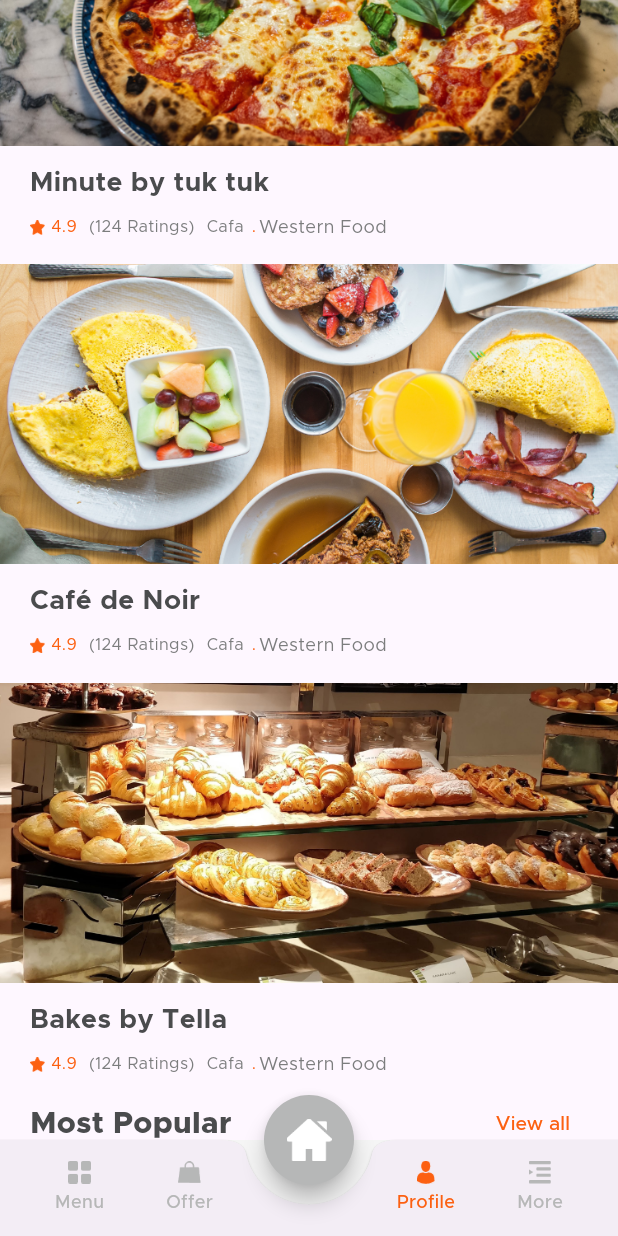
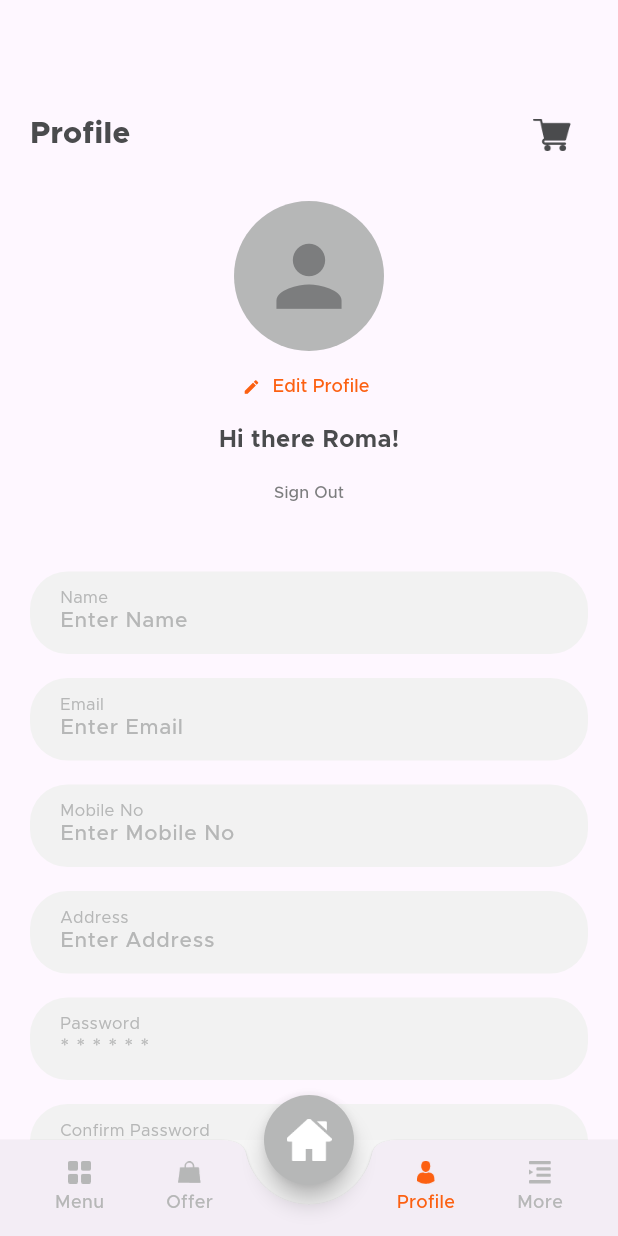
Before and after one commit to Newtr/Kursach, a Flutter app: the MainTabView screen opened directly, scrolled down 576 dp, after a tap on "Profile", on a phone screen of 412 x 824 dp. Run offline on Flutter 3.47's test engine with Material 3 defaults, Android fonts, the light colour scheme and no system bars; our stand-ins replace flutter_rating_bar, image_picker; missing offline and left inert: otp_pin_field.

Commit message:
8 video GOTOVO

```diff
--- a/kursach/lib/view/main_tabview/main_tabview.dart
+++ b/kursach/lib/view/main_tabview/main_tabview.dart
@@ -4,6 +4,7 @@ import 'package:kursach/common_widget/tab_button.dart';
 import 'package:kursach/view/home/home_view.dart';
 import 'package:kursach/view/menu/menu_view.dart';
 import 'package:kursach/view/offer/offer_view.dart';
+import 'package:kursach/view/profile/profile_view.dart';
 
 class MainTabView extends StatefulWidget {
   const MainTabView({super.key});
@@ -93,7 +94,7 @@ class _MainTabViewState extends State<MainTabView> {
                     onTap: () {
                       if (selctTab != 3) {
                         selctTab = 3;
-                        //selectPageView = const ProfileView();
+                        selectPageView = const ProfileView();
                       }
                       if (mounted) {
                         setState(() {});
--- /dev/null
+++ b/kursach/lib/view/profile/profile_view.dart
@@ -0,0 +1,191 @@
+import 'dart:io';
+
+import 'package:flutter/material.dart';
+import 'package:image_picker/image_picker.dart';
+import 'package:kursach/common_widget/round_button.dart';
+
+import '../../common/color_extension.dart';
+import '../../common_widget/round_textfield.dart';
+import '../more/my_order_view.dart';
+
+class ProfileView extends StatefulWidget {
+  const ProfileView({super.key});
+
+  @override
+  State<ProfileView> createState() => _ProfileViewState();
+}
+
+class _ProfileViewState extends State<ProfileView> {
+  final ImagePicker picker = ImagePicker();
+  XFile? image;
+
+  TextEditingController txtName = TextEditingController();
+  TextEditingController txtEmail = TextEditingController();
+  TextEditingController txtMobile = TextEditingController();
+  TextEditingController txtAddress = TextEditingController();
+  TextEditingController txtPassword = TextEditingController();
+  TextEditingController txtConfirmPassword = TextEditingController();
+
+  @override
+  Widget build(BuildContext context) {
+    return Scaffold(
+        body: SingleChildScrollView(
+      child: Padding(
+        padding: const EdgeInsets.symmetric(vertical: 20),
+        child: Column(crossAxisAlignment: CrossAxisAlignment.center, children: [
+          const SizedBox(
+            height: 46,
+          ),
+          Padding(
+            padding: const EdgeInsets.symmetric(horizontal: 20),
+            child: Row(
+              mainAxisAlignment: MainAxisAlignment.spaceBetween,
+              children: [
+                Text(
+                  "Profile",
+                  style: TextStyle(
+                      color: TColor.primaryText,
+                      fontSize: 20,
+                      fontWeight: FontWeight.w800),
+                ),
+                IconButton(
+                  onPressed: () {
+                    Navigator.push(
+                        context,
+                        MaterialPageRoute(
+                            builder: (context) => const MyOrderView()));
+                  },
+                  icon: Image.asset(
+                    "assets/img/shopping_cart.png",
+                    width: 25,
+                    height: 25,
+                  ),
+                ),
+              ],
+            ),
+          ),
+          const SizedBox(
+            height: 20,
+          ),
+          Container(
+            width: 100,
+            height: 100,
+            decoration: BoxDecoration(
+              color: TColor.placeholder,
+              borderRadius: BorderRadius.circular(50),
+            ),
+            alignment: Alignment.center,
+            child: image != null
+                ? ClipRRect(
+                    borderRadius: BorderRadius.circular(50),
+                    child: Image.file(File(image!.path),
+                        width: 100, height: 100, fit: BoxFit.cover),
+                  )
+                : Icon(
+                    Icons.person,
+                    size: 65,
+                    color: TColor.secondaryText,
+                  ),
+          ),
+          TextButton.icon(
+            onPressed: () async {
+              image = await picker.pickImage(source: ImageSource.gallery);
+              setState(() {});
+            },
+            icon: Icon(
+              Icons.edit,
+              color: TColor.primary,
+              size: 12,
+            ),
+            label: Text(
+              "Edit Profile",
+              style: TextStyle(color: TColor.primary, fontSize: 12),
+            ),
+          ),
+          Text(
+            "Hi there Roma!",
+            style: TextStyle(
+                color: TColor.primaryText,
+                fontSize: 16,
+                fontWeight: FontWeight.w700),
+          ),
+          TextButton(
+            onPressed: () {},
+            child: Text(
+              "Sign Out",
+              style: TextStyle(
+                  color: TColor.secondaryText,
+                  fontSize: 11,
+                  fontWeight: FontWeight.w500),
+            ),
+          ),
+          const SizedBox(
+            height: 20,
+          ),
+          Padding(
+            padding: const EdgeInsets.symmetric(vertical: 8, horizontal: 20),
+            child: RoundTitleTextfield(
+              title: "Name",
+              hintText: "Enter Name",
+              controller: txtName,
+            ),
+          ),
+          Padding(
+            padding: const EdgeInsets.symmetric(vertical: 8, horizontal: 20),
+            child: RoundTitleTextfield(
+              title: "Email",
+              hintText: "Enter Email",
+              keyboardType: TextInputType.emailAddress,
+              controller: txtEmail,
+            ),
+          ),
+          Padding(
+            padding: const EdgeInsets.symmetric(vertical: 8, horizontal: 20),
+            child: RoundTitleTextfield(
+              title: "Mobile No",
+              hintText: "Enter Mobile No",
+              controller: txtMobile,
+              keyboardType: TextInputType.phone,
+            ),
+          ),
+          Padding(
+            padding: const EdgeInsets.symmetric(vertical: 8, horizontal: 20),
+            child: RoundTitleTextfield(
+              title: "Address",
+              hintText: "Enter Address",
+              controller: txtAddress,
+            ),
+          ),
+          Padding(
+            padding: const EdgeInsets.symmetric(vertical: 8, horizontal: 20),
+            child: RoundTitleTextfield(
+              title: "Password",
+              hintText: "* * * * * *",
+              obscureText: true,
+              controller: txtPassword,
+            ),
+          ),
+          Padding(
+            padding: const EdgeInsets.symmetric(vertical: 8, horizontal: 20),
+            child: RoundTitleTextfield(
+              title: "Confirm Password",
+              hintText: "* * * * * *",
+              obscureText: true,
+              controller: txtConfirmPassword,
+            ),
+          ),
+          const SizedBox(
+            height: 20,
+          ),
+          Padding(
+            padding: const EdgeInsets.symmetric(horizontal: 20),
+            child: RoundButton(title: "Save", onPressed: () {}),
+          ),
+          const SizedBox(
+            height: 20,
+          ),
+        ]),
+      ),
+    ));
+  }
+}
--- a/kursach/pubspec.yaml
+++ b/kursach/pubspec.yaml
@@ -37,6 +37,7 @@ dependencies:
   cupertino_icons: ^1.0.6
   otp_pin_field: ^1.2.0+2
   flutter_rating_bar: ^4.0.1
+  image_picker: ^0.8.9
 
 dev_dependencies:
   flutter_test:
```
Also changed, not shown: kursach/pubspec.lock, 6 other files.
